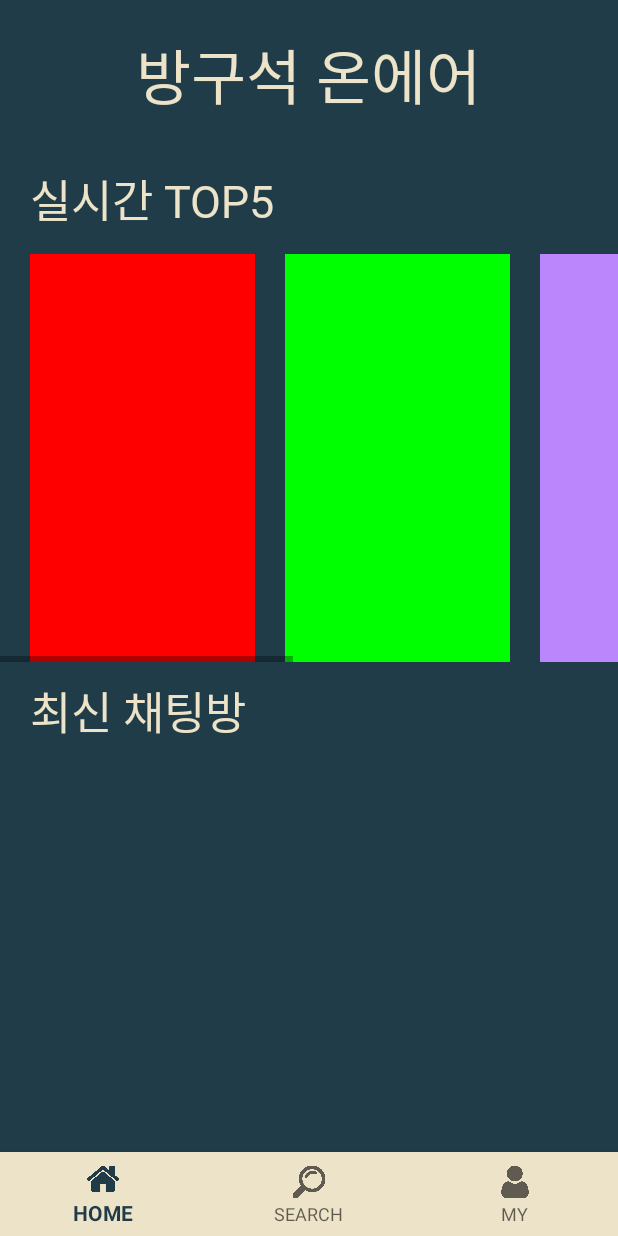
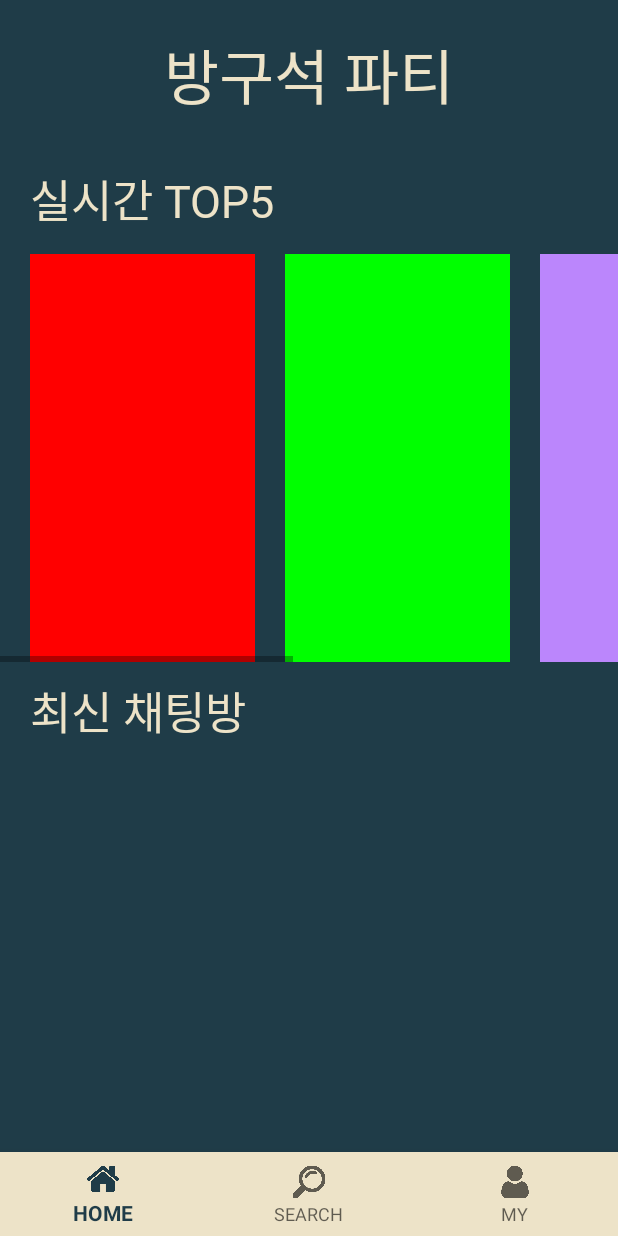
Before and after one commit to dideo233/TeamDrama, an Android app: the MainFragment screen opened directly, with no data from a screen before it, on a phone screen of 412 x 824 dp. Run offline under Robolectric (Android 15) with nearby library versions, the phone set to English and light mode, and no system bars; our stand-ins replace Firebase (no records; nobody signed in at launch, a user with empty details on screens opened directly).

Commit message:
레이아웃 변경

```diff
--- a/app/src/main/res/layout/fragment_main.xml
+++ b/app/src/main/res/layout/fragment_main.xml
@@ -14,7 +14,7 @@
         android:layout_weight="1"
         android:textColor="@color/light"
         android:layout_margin="20dp"
-        android:text="방구석 온에어"
+        android:text="방구석 파티"
         android:textSize="40dp"
         android:layout_gravity="center"
         android:fontFamily="@font/extrabold"/>
```
